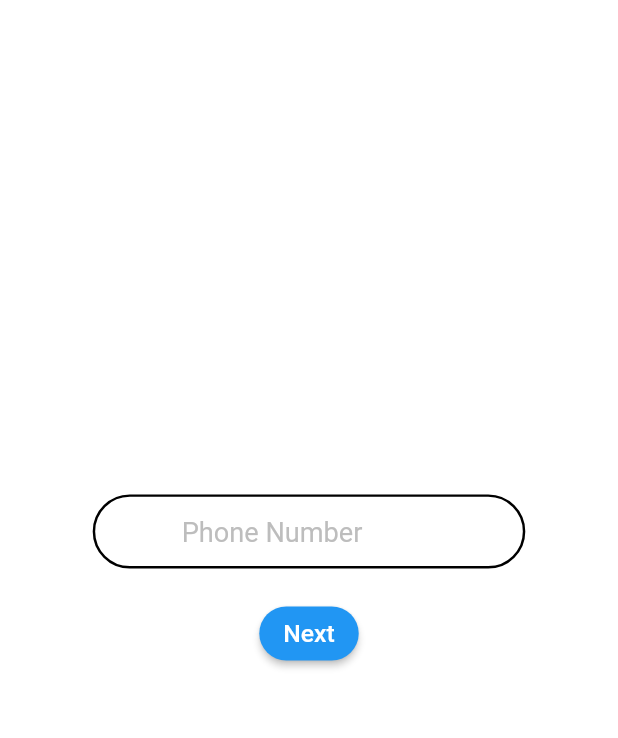
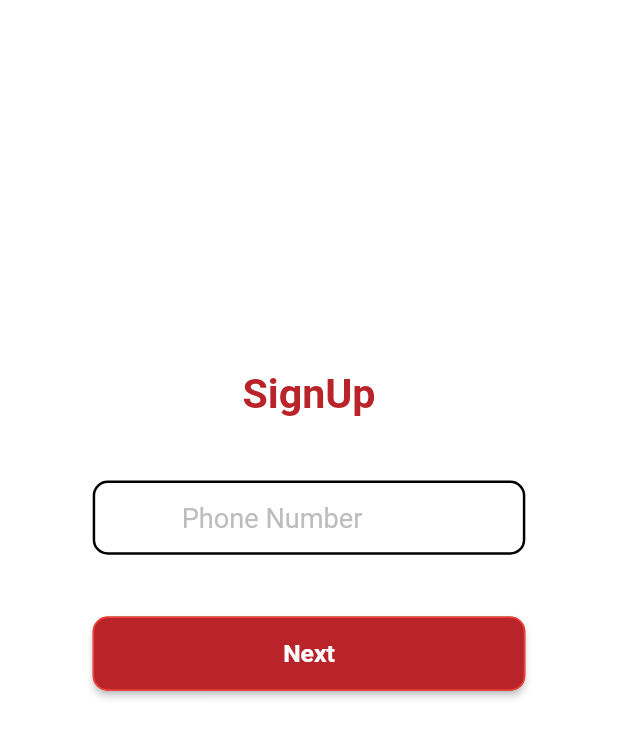
Before and after one commit to HasanMasrur/Auto-otp-verification, a Flutter app: the LoginScreen screen opened directly, on a phone screen of 412 x 824 dp. Shown: the top 738 px of the screen. Run offline on Flutter 3.47's test engine with Material 2 defaults, Android fonts, the phone set to English and light mode, and no system bars; our stand-ins replace dartz, dio, equatable, flutter_bloc, flutter_easyloading, freezed_annotation and 2 more.

Commit message:
fix design and customize bloc

```diff
--- a/lib/main.dart
+++ b/lib/main.dart
@@ -1,6 +1,5 @@
 import 'package:auto_opt_varifacation/screen/Auth/Bloc/auth_bloc.dart';
 import 'package:auto_opt_varifacation/screen/Auth/login_screen.dart';
-import 'package:auto_opt_varifacation/screen/Auth/otp_screen.dart';
 import 'package:auto_opt_varifacation/screen/data/ApiProvider.dart';
 import 'package:flutter/material.dart';
 import 'package:flutter_bloc/flutter_bloc.dart';
@@ -45,7 +44,7 @@ class MyApp extends StatelessWidget {
                 primarySwatch: Colors.blue,
               ),
               builder: EasyLoading.init(),
-              home: OtpScreen()));
+              home: LoginScreen()));
     });
   }
 }
--- a/lib/screen/Auth/login_screen.dart
+++ b/lib/screen/Auth/login_screen.dart
@@ -3,7 +3,10 @@
 import 'package:auto_opt_varifacation/screen/Auth/Bloc/auth_bloc.dart';
 import 'package:auto_opt_varifacation/screen/Auth/Bloc/auth_event.dart';
 import 'package:auto_opt_varifacation/screen/Auth/Bloc/auth_state.dart';
+import 'package:auto_opt_varifacation/screen/Auth/otp_screen.dart';
+import 'package:auto_opt_varifacation/screen/Auth/widget/custom_button.dart';
 import 'package:auto_opt_varifacation/screen/constantdata/snackbar_helper.dart';
+import 'package:flutter/cupertino.dart';
 import 'package:flutter/material.dart';
 import 'package:flutter/services.dart';
 import 'package:flutter_bloc/flutter_bloc.dart';
@@ -49,7 +52,6 @@ class _LoginScreenState extends State<LoginScreen> {
   }
 
   Widget buildProtraits() {
-    return BlocConsumer<AuthBloc, AuthState>(builder: (context, state) {
     return SingleChildScrollView(
         child: Form(
       key: _globalKey,
@@ -59,7 +61,18 @@ class _LoginScreenState extends State<LoginScreen> {
         child: Column(
           children: [
             SizedBox(
-                height: 40.0.h,
+              height: 30.0.h,
+            ),
+            Center(
+              child: Text('SignUp',
+                  style: TextStyle(
+                    fontSize: 20.0.sp,
+                    fontWeight: FontWeight.bold,
+                    color: Color(0xffb8242a),
+                  )),
+            ),
+            SizedBox(
+              height: 5.0.h,
             ),
             Container(
                 alignment: Alignment.center,
@@ -70,7 +83,7 @@ class _LoginScreenState extends State<LoginScreen> {
                 height: 6.0.h,
                 width: 70.0.w,
                 decoration: BoxDecoration(
-                    borderRadius: BorderRadius.all(Radius.circular(40)),
+                  borderRadius: BorderRadius.all(Radius.circular(10)),
                   border: Border.all(width: 0.2.h),
                 ),
                 child: Container(
@@ -105,28 +118,18 @@ class _LoginScreenState extends State<LoginScreen> {
                       prefixText: '+88 0',
                       border: InputBorder.none,
                     ),
-                      style:
-                          TextStyle(color: Color(0xffb8242a), fontSize: 2.2.h),
+                    style: TextStyle(color: Color(0xffb8242a), fontSize: 2.2.h),
                   ),
                 )),
-              SizedBox(height: 3.0.h),
-              Container(
-                  alignment: Alignment.center,
-                  width: 25.0.w,
-                  height: 4.5.h,
-                  child: ElevatedButton(
-                    style: ElevatedButton.styleFrom(
-                      shape: new RoundedRectangleBorder(
-                        borderRadius: new BorderRadius.circular(30.0),
-                      ),
-                    ),
-                    child: Text(
-                      'Next',
-                      style: TextStyle(
-                        fontSize: 2.0.h,
-                        color: Colors.white,
-                      ),
-                    ),
+            SizedBox(height: 5.0.h),
+
+            /*
+                Custom Button:
+                perimeter : onpressed
+                type: void Function()? onPressed;
+                 */
+            BlocConsumer<AuthBloc, AuthState>(builder: (context, state) {
+              return CustomButton(
                 onPressed: phone_no.length == 10
                     ? () async {
                         print('i ma working');
@@ -138,7 +141,22 @@ class _LoginScreenState extends State<LoginScreen> {
                     : () {
                         print(phone.length);
                       },
-                  )),
+              );
+            }, listener: (context, state) {
+              if (state is AuthLoading) {
+                EasyLoading.show();
+              }
+              if (state is AuthenticateSuccess) {
+                EasyLoading.dismiss();
+                SnackBarHelper.showSnack(
+                    context: context, error: false, title: "Otp Success");
+              }
+              if (state is AuthLoadingUnsuccessful) {
+                EasyLoading.dismiss();
+                SnackBarHelper.showSnack(
+                    context: context, error: true, title: "${state.message}");
+              }
+            }),
             SizedBox(
               height: 3.0.h,
             ),
@@ -146,21 +164,6 @@ class _LoginScreenState extends State<LoginScreen> {
         ),
       ),
     ));
-    }, listener: (context, state) {
-      if (state is AuthLoading) {
-        EasyLoading.show();
-      }
-      if (state is AuthenticateSuccess) {
-        EasyLoading.dismiss();
-        SnackBarHelper.showSnack(
-            context: context, error: false, title: "Login Success");
-      }
-      if (state is AuthLoadingUnsuccessful) {
-        EasyLoading.dismiss();
-        SnackBarHelper.showSnack(
-            context: context, error: true, title: "${state.message}");
-      }
-    });
   }
 
   attemptToLogin({phone_num}) async {
@@ -180,7 +183,7 @@ class ErrorIcon extends StatelessWidget {
     debugPrint("Rebuilding ErrorWidget");
     isError
         ? out = new Icon(
-            Icons.error,
+            CupertinoIcons.add,
             color: Color(Colors.red.value),
           )
         : out = new Icon(null);
--- a/lib/screen/constantdata/constantdata.dart
+++ b/lib/screen/constantdata/constantdata.dart
@@ -1,5 +1,6 @@
 class ConstantData {
   const ConstantData._();
+
   static const String BASE_URL = '';
   static const String SIGNUP_OTP = '';
   static const String VALIDATE_SIGNUP_OTP = '';
```
Also changed, not shown: lib/screen/Auth/Bloc/auth_bloc.dart (+36 -3 lines), lib/screen/Auth/otp_screen.dart (+40 -7 lines), lib/screen/data/apiProvider.dart (+3 -7 lines). Lines whose indentation alone changed are shown as unchanged.
